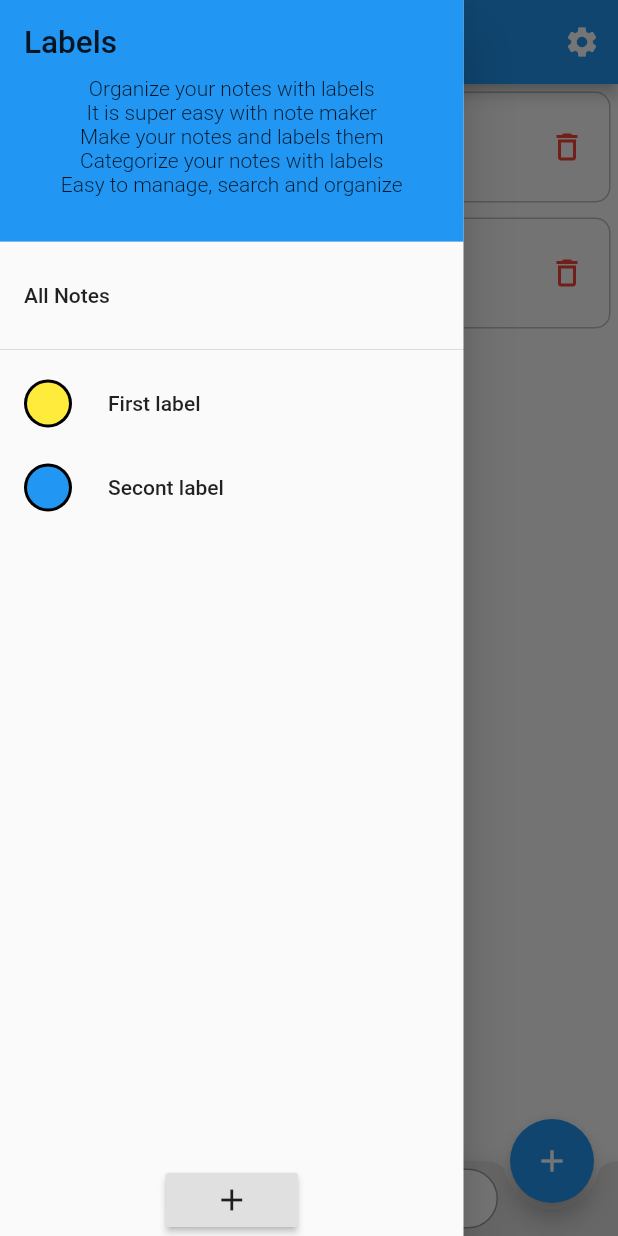
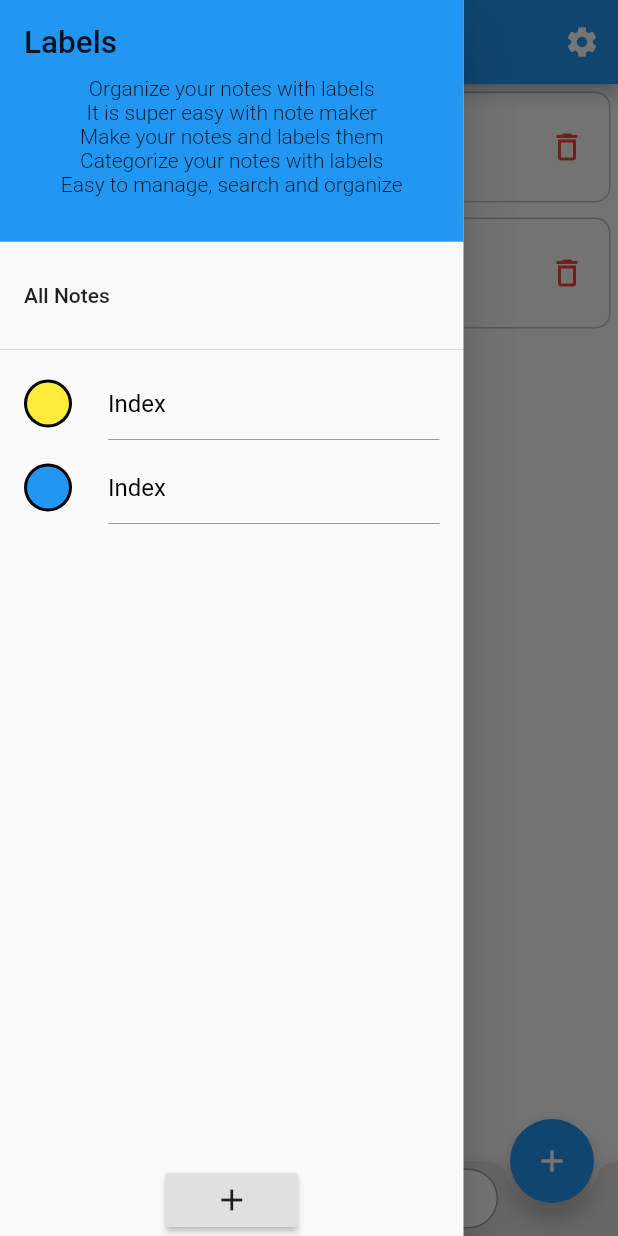
Before and after one commit to yashodgayashan/note-keeper-app, a Flutter app: the screen it shows after launch, with the side drawer open, on a phone screen of 412 x 824 dp. Run offline on Flutter 3.47's test engine with Material 2 defaults, Android fonts, the phone set to English and light mode, and no system bars; drawn by our look-alikes of flutter_slidable; our stand-ins replace sqflite; accounts and stored records are empty.

Commit message:
Updated right drawer

```diff
--- a/lib/screens/first_page.dart
+++ b/lib/screens/first_page.dart
@@ -17,6 +17,8 @@ class _MainMenuState extends State<MainMenu> {
   DatabaseHelper databaseHelper = DatabaseHelper();
   List<Note> noteList;
   int count = 0;
+
+  bool editable = false;
 
   // To get whether dark theme is activated.
   bool darkTheme = false;
@@ -72,7 +74,8 @@ class _MainMenuState extends State<MainMenu> {
       scrollDirection: Axis.vertical,
       children: <Widget>[
         getNoteItem(title: "Note one", color: Colors.green, date: "2020-04-17"),
-        getNoteItem(title: "Note two", color: Colors.yellow, date: "2020-04-19")
+        getNoteItem(
+            title: "Note two", color: Colors.yellow, date: "2020-04-19"),
       ],
     );
   }
@@ -393,9 +396,16 @@ class _MainMenuState extends State<MainMenu> {
               backgroundColor: Colors.black,
             ),
           ),
-          title: Align(
-            child: Text(title),
-            alignment: Alignment(-1.0, 0),
+          title: TextField(
+            enabled: editable,
+            decoration: InputDecoration(
+                hintText: "Index ", hintStyle: TextStyle(color: Colors.black)),
+            onEditingComplete: () {
+              // After editing is complete, make the editable false
+              setState(() {
+                editable = !editable;
+              });
+            },
           ),
         ),
       ),
```
